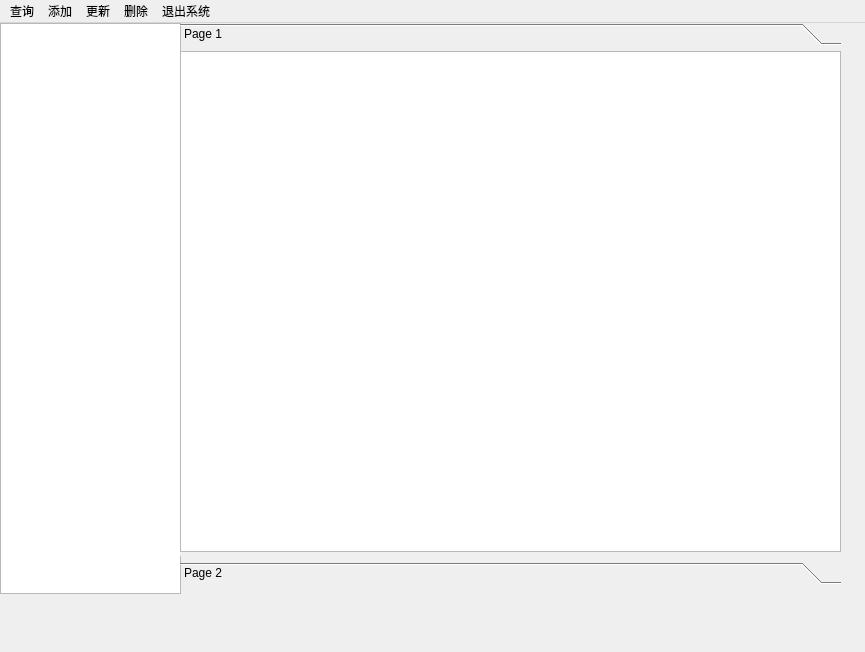
First picture: the form in MainWindow/flightmanager.ui, repository Greenhandyanjx/316new_flight, before the edit.
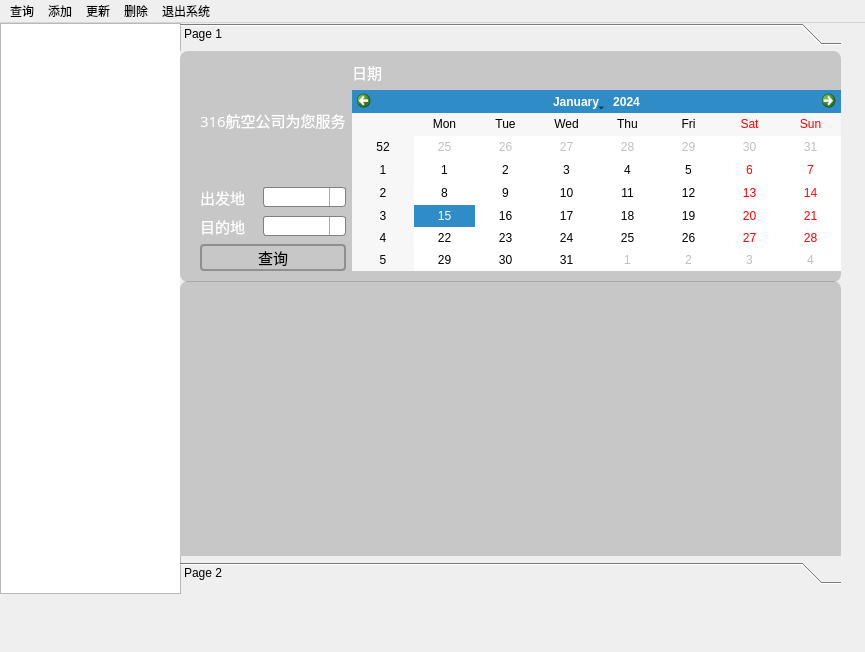
Second picture: the form after the edit. The open tabs and pages were chosen to show the change. Icons and pictures are not drawn.

Commit message: 部分资源文件和查询功能美化

What changed in the file:
```diff
--- a/MainWindow/flightmanager.ui
+++ b/MainWindow/flightmanager.ui
@@ -65,6 +65,186 @@
         </widget>
        </widget>
        <widget class="QWidget" name="searchpage">
+        <property name="styleSheet">
+         <string notr="true">#searchairline{
+
+border-image:url(:/images/images/background1.jpg);
+
+}
+QComboBox {
+    border: 1px solid gray;
+    border-radius: 3px;
+    padding: 1px 18px 1px 3px;
+    min-width: 6em;
+}
+
+QComboBox:editable {
+    background: white;
+}
+
+QComboBox:!editable, QComboBox::drop-down:editable {
+     background: qlineargradient(x1: 0, y1: 0, x2: 0, y2: 1,
+                                 stop: 0 #E1E1E1, stop: 0.4 #DDDDDD,
+                                 stop: 0.5 #D8D8D8, stop: 1.0 #D3D3D3);
+}
+
+/* QComboBox gets the &quot;on&quot; state when the popup is open */
+QComboBox:!editable:on, QComboBox::drop-down:editable:on {
+    background: qlineargradient(x1: 0, y1: 0, x2: 0, y2: 1,
+                                stop: 0 #D3D3D3, stop: 0.4 #D8D8D8,
+                                stop: 0.5 #DDDDDD, stop: 1.0 #E1E1E1);
+}
+
+QComboBox:on { /* shift the text when the popup opens */
+    padding-top: 3px;
+    padding-left: 4px;
+}
+
+QComboBox::drop-down {
+    subcontrol-origin: padding;
+    subcontrol-position: top right;
+    width: 15px;
+
+    border-left-width: 1px;
+    border-left-color: darkgray;
+    border-left-style: solid; /* just a single line */
+    border-top-right-radius: 3px; /* same radius as the QComboBox */
+    border-bottom-right-radius: 3px;
+}
+
+/*QComboBox::down-arrow {
+    image: url(:/images/SVG/chevron-down.svg);
+}*/
+
+QComboBox::down-arrow:on { /* shift the arrow when popup is open */
+    top: 1px;
+    left: 1px;
+}
+
+QComboBox QAbstractItemView {
+    border: 2px solid darkgray;
+    selection-background-color: lightgray;
+}
+
+QHeaderView::section {
+    background-color: qlineargradient(x1:0, y1:0, x2:0, y2:1,
+                                      stop:0 #616161, stop: 0.5 #505050,
+                                      stop: 0.6 #434343, stop:1 #656565);
+    color: white;
+    padding-left: 4px;
+    border: 1px solid #6c6c6c;
+}
+
+QHeaderView::section:checked
+{
+    background-color: rgb(0, 132, 255);
+}
+
+/* style the sort indicator */
+/*QHeaderView::down-arrow {
+    image: url(down_arrow.png);
+}
+
+QHeaderView::up-arrow {
+    image: url(up_arrow.png);
+}*/
+
+QLineEdit {
+    border: 1px solid gray;
+    border-radius: 4px;
+    padding: 0 8px;
+    background: rgb(234, 234, 234);
+    selection-background-color: darkgray;
+}
+
+QLineEdit[echoMode=&quot;2&quot;] {
+    lineedit-password-character: 42;
+}
+
+
+
+
+
+
+
+QMenuBar {
+    background-color: qlineargradient(x1:0, y1:0, x2:0, y2:1,
+                                      stop:0 rgb(84, 209, 255), stop:1 rgb(0, 170, 255));
+    spacing: 3px; /* spacing between menu bar items */
+}
+
+QMenuBar::item {
+    padding: 1px 4px;
+    background: transparent;
+    border-radius: 3px;
+}
+
+QMenuBar::item:selected { /* when selected using mouse or keyboard */
+    background: rgb(2, 242, 255);
+}
+
+QMenuBar::item:pressed {
+    background: rgb(255, 255, 255);
+}
+
+QPushButton {
+    border: 2px solid #8f8f91;
+    border-radius: 4px;
+    background-color: qlineargradient(x1: 0, y1: 0, x2: 0, y2: 1,
+                                      stop: 0 #f6f7fa, stop: 1 #dadbde);
+    min-width: 80px;
+}
+
+QPushButton:pressed {
+    background-color: qlineargradient(x1: 0, y1: 0, x2: 0, y2: 1,
+                                      stop: 0 #dadbde, stop: 1 #f6f7fa);
+}
+
+QPushButton:flat {
+    border: none; /* no border for a flat push button */
+}
+
+QCalendarWidget
+{
+	background-color: grey; 
+	selection-background-color: rgb(64, 64, 64); 
+	selection-color: rgb(0, 255, 0); 
+}
+
+QPushButton:default {
+    border-color: navy; /* make the default button prominent */
+}
+
+QPushButton{
+
+color:rgb(0, 0, 0)
+}
+
+QInputDialog{
+
+color:rgb(0, 0, 0);
+
+}
+
+QMenu {
+    background-color: rgb(160, 242, 255); /* sets background of the menu */
+    border: 1px solid black;
+}
+
+QMenu::item {
+    /* sets background of menu item. set this to something non-transparent
+        if you want menu color and menu item color to be different */
+    background-color: transparent;
+}
+
+QMenu::item:selected { /* when user selects item using mouse or keyboard */
+    background-color: rgb(28, 176, 255);
+}
+QLable{
+	color:rgb(255, 255, 255);
+}
+</string>
+        </property>
         <widget class="QToolBox" name="searchtoolbox">
          <property name="geometry">
           <rect>
@@ -89,15 +269,201 @@
           <attribute name="label">
            <string>Page 1</string>
           </attribute>
+          <widget class="QStackedWidget" name="searchairWG">
+           <property name="geometry">
+            <rect>
+             <x>0</x>
+             <y>0</y>
+             <width>661</width>
+             <height>231</height>
+            </rect>
+           </property>
+           <property name="styleSheet">
+            <string notr="true">#searchairWG{
+	font: 11pt &quot;华文楷体&quot;;
+
+background:rgba(36, 36, 36,50);
+border-radius:8px;
+
+}</string>
+           </property>
+           <widget class="QWidget" name="page_5">
+            <widget class="QWidget" name="">
+             <property name="geometry">
+              <rect>
+               <x>20</x>
+               <y>10</y>
+               <width>641</width>
+               <height>210</height>
+              </rect>
+             </property>
+             <layout class="QHBoxLayout" name="horizontalLayout_3">
+              <item>
+               <layout class="QVBoxLayout" name="verticalLayout_4">
+                <item>
+                 <widget class="QLabel" name="label_4">
+                  <property name="font">
+                   <font>
+                    <family>华文楷体</family>
+                    <pointsize>11</pointsize>
+                   </font>
+                  </property>
+                  <property name="styleSheet">
+                   <string notr="true">#label_4 {
+
+color:rgb(255, 255, 255);
+
+}</string>
+                  </property>
+                  <property name="text">
+                   <string>316航空公司为您服务</string>
+                  </property>
+                 </widget>
+                </item>
+                <item>
+                 <layout class="QVBoxLayout" name="verticalLayout_3">
+                  <item>
+                   <layout class="QVBoxLayout" name="verticalLayout_2">
+                    <item>
+                     <layout class="QHBoxLayout" name="horizontalLayout_2">
+                      <item>
+                       <widget class="QLabel" name="label_3">
+                        <property name="font">
+                         <font>
+                          <family>华文楷体</family>
+                          <pointsize>11</pointsize>
+                         </font>
+                        </property>
+                        <property name="styleSheet">
+                         <string notr="true">#label_3 {
+
+color:rgb(255, 255, 255);
+
+}</string>
+                        </property>
+                        <property name="text">
+                         <string>出发地</string>
+                        </property>
+                       </widget>
+                      </item>
+                      <item>
+                       <widget class="QComboBox" name="comboBox_2"/>
+                      </item>
+                     </layout>
+                    </item>
+                    <item>
+                     <layout class="QHBoxLayout" name="horizontalLayout">
+                      <item>
+                       <widget class="QLabel" name="label_2">
+                        <property name="font">
+                         <font>
+                          <family>华文楷体</family>
+                          <pointsize>11</pointsize>
+                         </font>
+                        </property>
+                        <property name="styleSheet">
+                         <string notr="true">#label_2 {
+
+color:rgb(255, 255, 255);
+
+}</string>
+                        </property>
+                        <property name="text">
+                         <string>目的地</string>
+                        </property>
+                       </widget>
+                      </item>
+                      <item>
+                       <widget class="QComboBox" name="comboBox"/>
+                      </item>
+                     </layout>
+                    </item>
+                   </layout>
+                  </item>
+                 </layout>
+                </item>
+                <item>
+                 <widget class="QPushButton" name="pushButton">
+                  <property name="font">
+                   <font>
+                    <family>华文楷体</family>
+                    <pointsize>11</pointsize>
+                   </font>
+                  </property>
+                  <property name="text">
+                   <string>查询</string>
+                  </property>
+                 </widget>
+                </item>
+               </layout>
+              </item>
+              <item>
+               <layout class="QVBoxLayout" name="verticalLayout">
+                <item>
+                 <widget class="QLabel" name="label">
+                  <property name="font">
+                   <font>
+                    <family>华文楷体</family>
+                    <pointsize>11</pointsize>
+                   </font>
+                  </property>
+                  <property name="styleSheet">
+                   <string notr="true">#label {
+
+color:rgb(255, 255, 255);
+
+}</string>
+                  </property>
+                  <property name="text">
+                   <string>日期</string>
+                  </property>
+                 </widget>
+                </item>
+                <item>
+                 <widget class="QCalendarWidget" name="calendarWidget">
+                  <property name="styleSheet">
+                   <string notr="true">#calendarWidget {
+
+background:rgb(42, 42, 42);
+
+}</string>
+                  </property>
+                 </widget>
+                </item>
+               </layout>
+              </item>
+             </layout>
+            </widget>
+           </widget>
+           <widget class="QWidget" name="page_6"/>
+          </widget>
           <widget class="QTableWidget" name="searchairlineshow">
            <property name="geometry">
             <rect>
              <x>0</x>
-             <y>0</y>
+             <y>230</y>
              <width>661</width>
-             <height>501</height>
+             <height>281</height>
             </rect>
            </property>
+           <property name="font">
+            <font>
+             <family>华文楷体</family>
+             <pointsize>11</pointsize>
+             <italic>false</italic>
+             <bold>false</bold>
+            </font>
+           </property>
+           <property name="styleSheet">
+            <string notr="true">#searchairlineshow{
+
+background:rgba(36, 36, 36,50);
+border-radius:8px;
+	font: 11pt &quot;华文楷体&quot;;
+	
+	color: rgb(255, 255, 255);
+}</string>
+           </property>
           </widget>
          </widget>
          <widget class="QWidget" name="searchcustomer">
```
Left out of the diff: 16 changed lines with no effect on the pictures. The commit also changes 221 other files.
